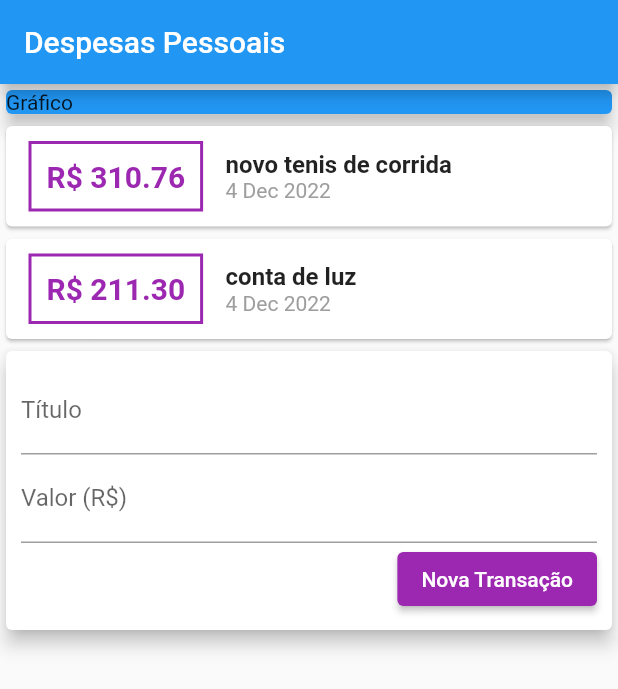
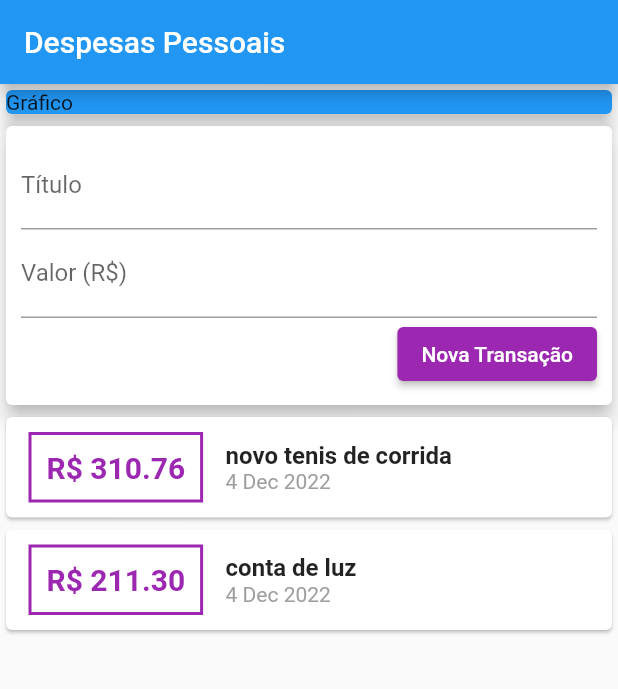
Before and after one commit to Daniel-Veloso/flutter_expenses, a Flutter app: the screen it shows after launch, on a phone screen of 412 x 824 dp. Shown: the top 689 px of the screen. Run offline on Flutter 3.47's test engine with Material 2 defaults, Android fonts, the phone set to English and light mode, and no system bars.

Commit message:
Providing transaction registration and creating ListView for transactions

```diff
--- a/lib/components/transaction_form.dart
+++ b/lib/components/transaction_form.dart
@@ -5,7 +5,9 @@ class TransactionForm extends StatelessWidget {
   final titleController = TextEditingController();
   final valueController = TextEditingController();
 
-  //const TransactionForm({super.key});
+  final void Function(String, double) onSubmit;
+
+  TransactionForm(this.onSubmit, {super.key});
 
   @override
   Widget build(BuildContext context) {
@@ -32,8 +34,9 @@ class TransactionForm extends StatelessWidget {
               children: [
                 ElevatedButton(
                   onPressed: () {
-                    print(titleController.text);
-                    print(valueController.text);
+                    final title = titleController.text;
+                    final value = double.tryParse(valueController.text) ?? 0.0;
+                    onSubmit(title, value);
                   },
                   child: Text('Nova Transação'),
                   style:
--- a/lib/components/transaction_list.dart
+++ b/lib/components/transaction_list.dart
@@ -9,8 +9,12 @@ class TransactionList extends StatelessWidget {
 
   @override
   Widget build(BuildContext context) {
-    return Column(
-      children: transactions!.map((tr) {
+    return Container(
+      height: 300,
+      child: ListView.builder(
+        itemCount: transactions!.length,
+        itemBuilder: (ctx, index){
+          final tr = transactions![index];
           return Card(
             child: Row(
               children: [
@@ -56,7 +60,8 @@ class TransactionList extends StatelessWidget {
               ],
             ),
           );
-      }).toList(),
+        },
+      ),
     );
   }
 }
--- a/lib/main.dart
+++ b/lib/main.dart
@@ -25,7 +25,8 @@ class MyHomePage extends StatelessWidget{
       appBar: AppBar(
         title: const Text('Despesas Pessoais'),
       ),
-      body: Column(
+      body: SingleChildScrollView(
+        child: Column(
           crossAxisAlignment: CrossAxisAlignment.stretch,
           children: [
             Container(
@@ -38,6 +39,7 @@ class MyHomePage extends StatelessWidget{
             TransactionUser(),
           ],
         ),
+      ),
     );
   }
 
```
Also changed, not shown: lib/components/transaction_user.dart (+16 -1 lines). Lines whose indentation alone changed are shown as unchanged.
